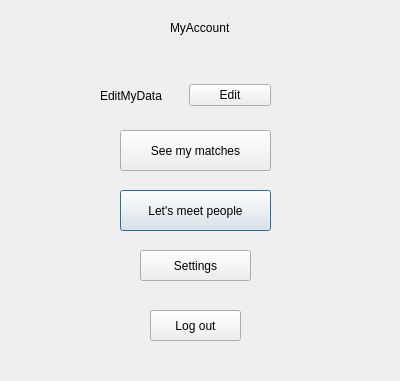
This is UI/myaccount.ui in cpp-park-vk-education/2023_1_Chaihona_-1 as Qt 5 draws it before an edit. The edited form follows.
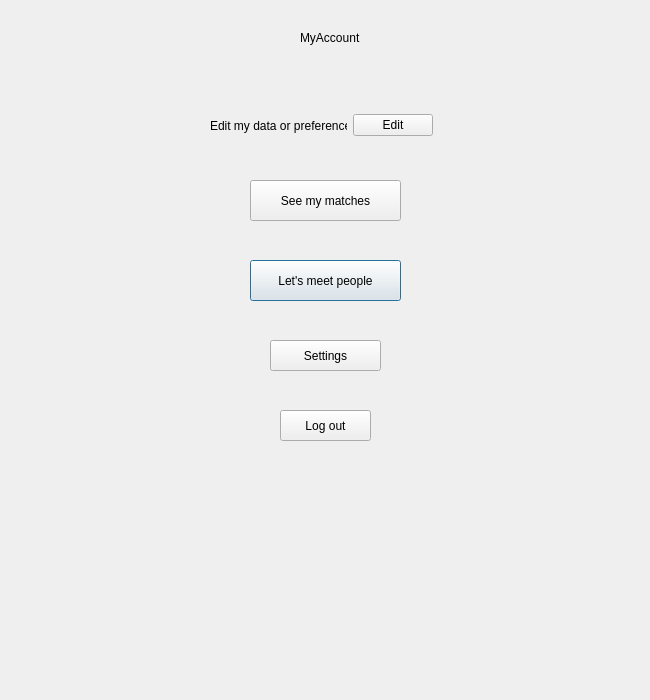
This is the edited form.

Patch:
```diff
--- a/UI/myaccount.ui
+++ b/UI/myaccount.ui
@@ -6,8 +6,8 @@
    <rect>
     <x>0</x>
     <y>0</y>
-    <width>400</width>
-    <height>381</height>
+    <width>650</width>
+    <height>700</height>
    </rect>
   </property>
   <property name="windowTitle">
@@ -16,8 +16,8 @@
   <widget class="QLabel" name="MyAcc">
    <property name="geometry">
     <rect>
-     <x>170</x>
-     <y>20</y>
+     <x>300</x>
+     <y>30</y>
      <width>91</width>
      <height>16</height>
     </rect>
@@ -29,8 +29,8 @@
   <widget class="QPushButton" name="BtnToMeetingPage">
    <property name="geometry">
     <rect>
-     <x>120</x>
-     <y>190</y>
+     <x>250</x>
+     <y>260</y>
      <width>151</width>
      <height>41</height>
     </rect>
@@ -42,8 +42,8 @@
   <widget class="QPushButton" name="LogOut">
    <property name="geometry">
     <rect>
-     <x>150</x>
-     <y>310</y>
+     <x>280</x>
+     <y>410</y>
      <width>91</width>
      <height>31</height>
     </rect>
@@ -55,9 +55,9 @@
   <widget class="QWidget" name="layoutWidget">
    <property name="geometry">
     <rect>
-     <x>100</x>
-     <y>80</y>
-     <width>171</width>
+     <x>210</x>
+     <y>110</y>
+     <width>223</width>
      <height>31</height>
     </rect>
    </property>
@@ -65,7 +65,7 @@
     <item>
      <widget class="QLabel" name="EditMyData">
       <property name="text">
-       <string>EditMyData</string>
+       <string>Edit my data or preferences</string>
       </property>
      </widget>
     </item>
@@ -81,8 +81,8 @@
   <widget class="QPushButton" name="BtnToMyMatches">
    <property name="geometry">
     <rect>
-     <x>120</x>
-     <y>130</y>
+     <x>250</x>
+     <y>180</y>
      <width>151</width>
      <height>41</height>
     </rect>
@@ -94,8 +94,8 @@
   <widget class="QPushButton" name="ToSettings">
    <property name="geometry">
     <rect>
-     <x>140</x>
-     <y>250</y>
+     <x>270</x>
+     <y>340</y>
      <width>111</width>
      <height>31</height>
     </rect>
```
